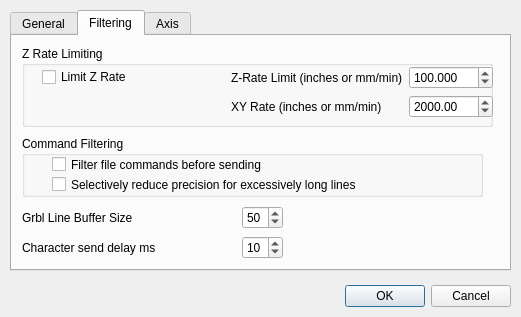
apsystems/GrblHoming, file options.ui: the form before one commit.
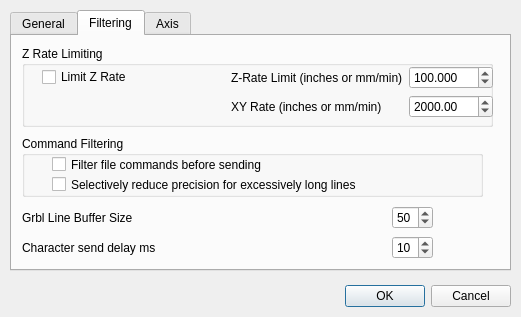
The form after the commit. The open tabs and pages were chosen to show the change.

Commit message: More tweaks for French translation including more space on options tab for wording.

Diff of the .ui file:
```diff
--- a/options.ui
+++ b/options.ui
@@ -236,7 +236,7 @@
       <rect>
        <x>10</x>
        <y>200</y>
-       <width>261</width>
+       <width>411</width>
        <height>24</height>
       </rect>
      </property>
@@ -317,7 +317,7 @@
       <rect>
        <x>10</x>
        <y>170</y>
-       <width>261</width>
+       <width>411</width>
        <height>24</height>
       </rect>
      </property>
```
The commit also changes 1 other file.
